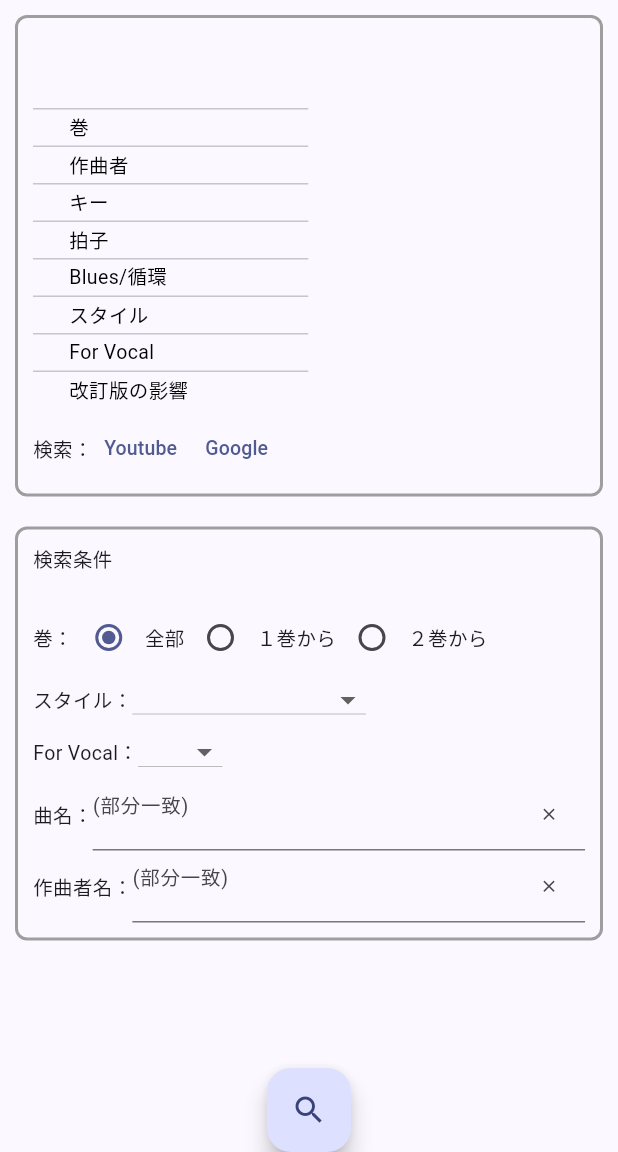
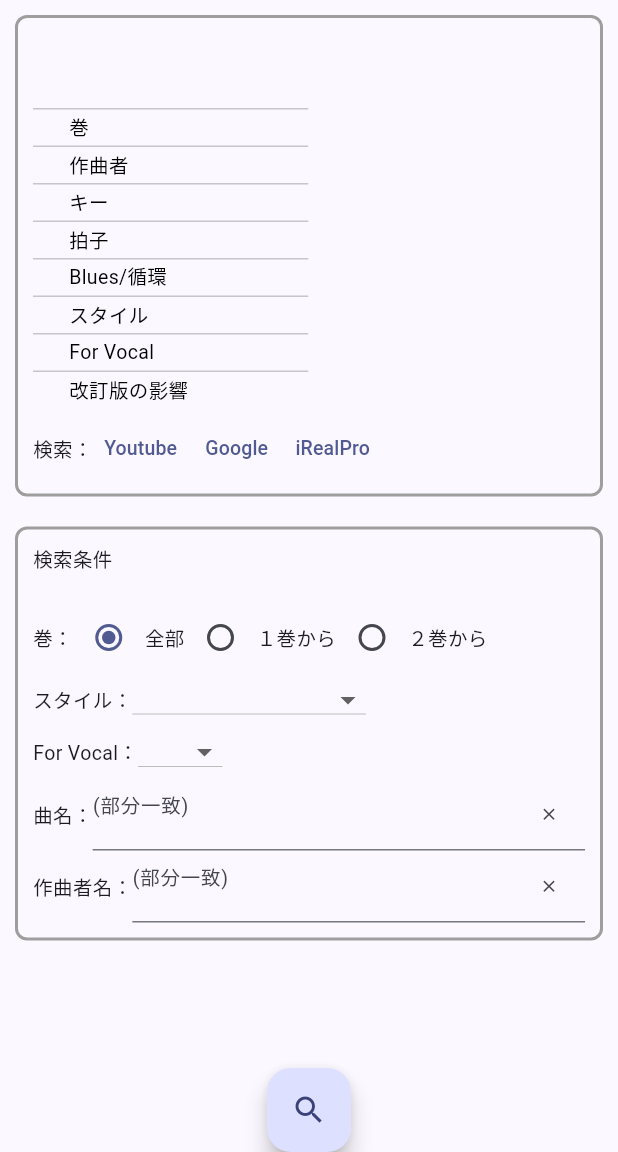
Before and after one commit to junhashimoto0808/kurohonchoice, a Flutter app: the screen it shows after launch, on a phone screen of 412 x 824 dp, the part 84-1236 px from its top. Run offline on Flutter 3.47's test engine with Material 3 defaults, Android fonts, the light colour scheme and no system bars; our stand-ins replace package_info_plus.

Commit message:
iRealProに対応

```diff
--- a/lib/main.dart
+++ b/lib/main.dart
@@ -483,15 +483,17 @@ class _MyHomePageState extends State<MyHomePage> {
                                       );
                                     },
                                   ),
-                                ],
-                              ),
-                              /*
-                                Row(children: [
-                                  const Text(
-                                    'クリップボードにコピー：',
-                                    style: TextStyle(fontSize: 13),
-                                  ),
-                                  TextButton(
+                                  Link(
+                                    // 開きたいWebページのURLを指定
+                                    //String uriText = 'https://www.youtube.com/' + 'Jazz' + _songName;
+                                    uri:
+                                        Uri.parse('irealb://search?$_songName'),
+                                    // targetについては後述
+                                    target: LinkTarget.blank,
+                                    builder: (BuildContext ctx,
+                                        FollowLink? openLink) {
+                                      return TextButton(
+                                        onPressed: openLink,
                                         style: ButtonStyle(
                                           padding: MaterialStateProperty.all(
                                               EdgeInsets.zero),
@@ -500,43 +502,15 @@ class _MyHomePageState extends State<MyHomePage> {
                                           tapTargetSize:
                                               MaterialTapTargetSize.shrinkWrap,
                                         ),
-                                    onPressed: () async {
-                                      // ボタンが押されたときに発動される処理
-                                      final data =
-                                          ClipboardData(text: _songName);
-                                      await Clipboard.setData(data);
-                                    },
                                         child: const Text(
-                                      '曲名',
+                                          'iRealPro',
                                           style: TextStyle(fontSize: 13),
                                         ),
+                                      );
+                                    },
                                   ),
-                                  const Text(
-                                    '',
-                                    style: TextStyle(fontSize: 13),
+                                ],
                               ),
-                                  TextButton(
-                                    style: ButtonStyle(
-                                      padding: MaterialStateProperty.all(
-                                          EdgeInsets.zero),
-                                      // minimumSize:
-                                      //     MaterialStateProperty.all(Size.zero),
-                                      tapTargetSize:
-                                          MaterialTapTargetSize.shrinkWrap,
-                                    ),
-                                    onPressed: () async {
-                                      // ボタンが押されたときに発動される処理
-                                      final data =
-                                          ClipboardData(text: _songCreater);
-                                      await Clipboard.setData(data);
-                                    },
-                                    child: const Text(
-                                      '作曲者',
-                                      style: TextStyle(fontSize: 13),
-                                    ),
-                                  ),
-                                ]),
-                                */
                             ],
                           ),
                         ),
```
Also changed, not shown: 2 other files. Lines whose indentation alone changed are shown as unchanged.
